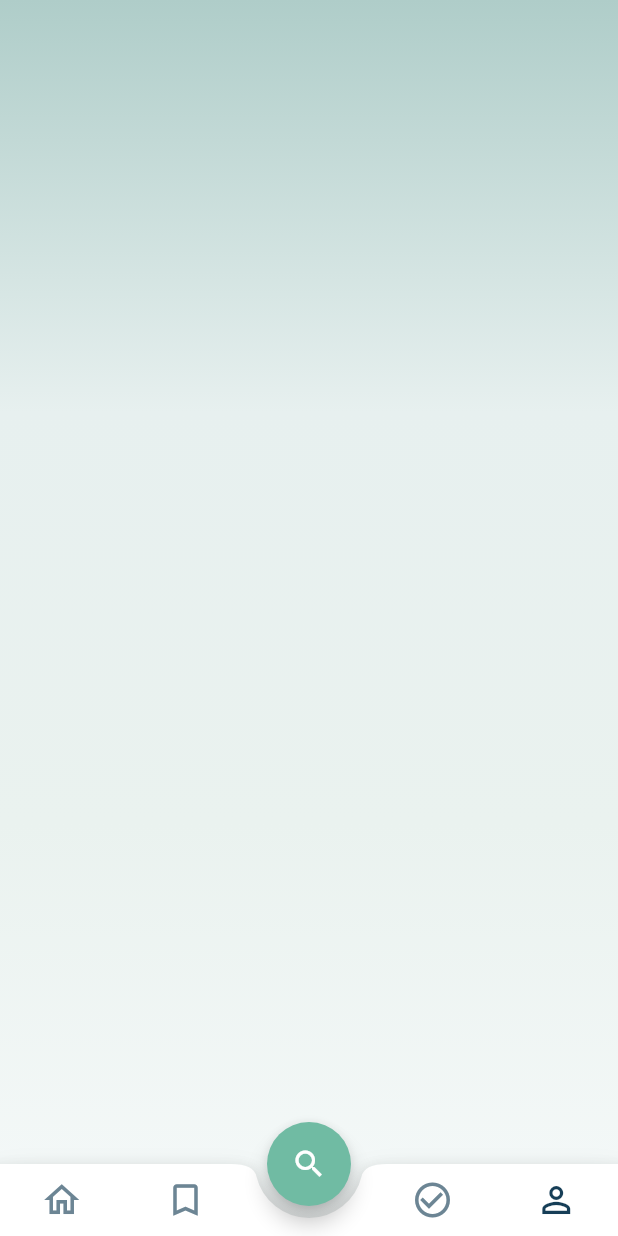
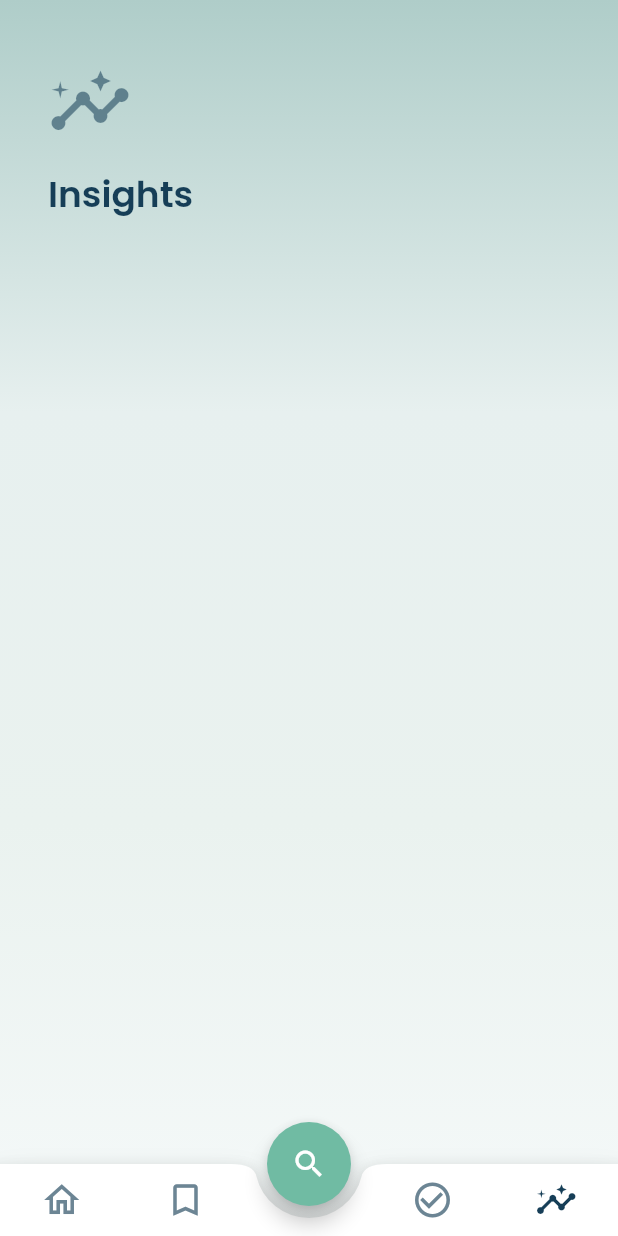
Before and after one commit to ItsTheKayBee/BigPicture, a Flutter app: the screen it shows after launch, item 4 of the bottom bar chosen, on a phone screen of 412 x 824 dp. Run offline on Flutter 3.47's test engine with Material 2 defaults, Android fonts, the phone set to English and light mode, and no system bars; our stand-ins replace flutter_swiper.

```diff
--- a/lib/constants/strings.dart
+++ b/lib/constants/strings.dart
@@ -4,11 +4,11 @@ const String newMovies = 'Now in Theatres';
 const String popularMovies = 'Popular Movies';
 const String popularHindiMovies = 'Popular Hindi Movies';
 const String popularTvShows = 'Popular TV Shows';
-const String recommendations = 'Recommendations for you';
+const String recommendations = 'Recommendations';
 const String homeTitle = 'Explore';
 const String watchListTitle = 'Watch List';
 const String watchHistoryTitle = 'Completed';
-const String userProfileTitle = 'KayBee';
+const String insightsTitle = 'Insights';
 
 // Others
 const String searchText = "Search...";
--- a/lib/constants/styles.dart
+++ b/lib/constants/styles.dart
@@ -118,7 +118,7 @@ OutlineInputBorder outlineInputBorder = OutlineInputBorder(
 
 //sizes
 const double movieCardHeight = size8 * 10;
-const double borderRadius = size4;
+const double borderRadius = size6;
 const double cardElevation = size2;
 
 // generic sizes
--- /dev/null
+++ b/lib/screens/insights_screen.dart
@@ -0,0 +1,39 @@
+import 'package:big_picture/constants/strings.dart';
+import 'package:big_picture/constants/styles.dart';
+import 'package:flutter/material.dart';
+
+class InsightsScreen extends StatelessWidget {
+  @override
+  Widget build(BuildContext context) {
+    return Container(
+      margin: EdgeInsets.only(
+        top: size8 + size2,
+        left: size8,
+        right: size8,
+      ),
+      child: Column(
+        crossAxisAlignment: CrossAxisAlignment.stretch,
+        children: [
+          Align(
+            alignment: Alignment.centerLeft,
+            child: Icon(
+              Icons.insights,
+              size: size2 * 7,
+              color: Color(0x8f163e57),
+            ),
+          ),
+          Padding(
+            padding: EdgeInsets.only(
+              top: size4,
+              bottom: size4,
+            ),
+            child: Text(
+              insightsTitle,
+              style: headingStyle,
+            ),
+          ),
+        ],
+      ),
+    );
+  }
+}
--- a/lib/screens/user_profile_screen.dart
+++ /dev/null
@@ -1,8 +0,0 @@
-import 'package:flutter/material.dart';
-
-class UserProfileScreen extends StatelessWidget {
-  @override
-  Widget build(BuildContext context) {
-    return Container();
-  }
-}
--- a/lib/widgets/bottom_nav_bar.dart
+++ b/lib/widgets/bottom_nav_bar.dart
@@ -29,7 +29,7 @@ class BottomNavBar extends StatelessWidget {
           ),
           navBarItem(
             index: 3,
-            iconData: Icons.person_outline,
+            iconData: Icons.insights_outlined,
           ),
         ],
       ),
--- a/lib/widgets/current_screen.dart
+++ b/lib/widgets/current_screen.dart
@@ -1,7 +1,7 @@
 import 'package:big_picture/constants/strings.dart';
 import 'package:big_picture/constants/styles.dart';
 import 'package:big_picture/screens/home_screen.dart';
-import 'package:big_picture/screens/user_profile_screen.dart';
+import 'package:big_picture/screens/insights_screen.dart';
 import 'package:big_picture/screens/watch_history_screen.dart';
 import 'package:big_picture/screens/watch_list_screen.dart';
 import 'package:flutter/material.dart';
@@ -30,8 +30,8 @@ class _CurrentScreenState extends State<CurrentScreen> {
       'view': WatchHistoryScreen(),
     },
     {
-      'title': userProfileTitle,
-      'view': UserProfileScreen(),
+      'title': insightsTitle,
+      'view': InsightsScreen(),
     },
   ];
 
--- a/lib/widgets/movie_tile_item.dart
+++ b/lib/widgets/movie_tile_item.dart
@@ -13,6 +13,8 @@ Widget movieTileItem({
   final bool _isFocussed = index == currentIndex;
 
   return Container(
+    width: 160,
+    height: 300,
     child: Transform.scale(
       scale:
           _isFocussed ? 1.0 : 0.75, // changes size based on the focussed prop
--- a/lib/widgets/movies_section.dart
+++ b/lib/widgets/movies_section.dart
@@ -20,8 +20,7 @@ class MoviesSection extends StatelessWidget {
         children: [
           Padding(
             padding: EdgeInsets.only(
-              top: size4,
-              left: size4,
+              left: size8,
             ),
             child: Text(
               sectionTitle,
```
Also changed, not shown: lib/screens/home_screen.dart (+30 -0 lines), lib/widgets/movies_scroll_view.dart (+5 -6 lines).
